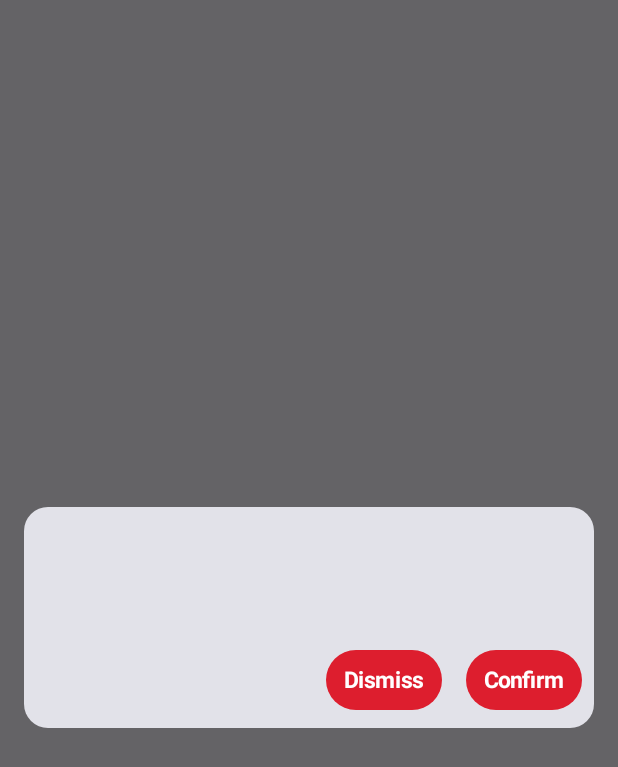
After one commit to Belfagor99/Sous-Chef, an Android app built with Jetpack Compose: the composable CharacteristicsEditorDialog called with empty values, on a phone screen of 412 x 824 dp. The commit adds this screen. Shown: the top 767 px of the screen. Run offline under Robolectric (Android 15) with nearby library versions, the phone set to English and light mode, and no system bars.

Commit message:
add CharacteristicsEditorDialog that will be used by the user to edit his diet and allergies specification

```diff
--- /dev/null
+++ b/app/src/main/java/eu/mobcomputing/dima/registration/components/user/CharacteristicsEditorDialog.kt
@@ -0,0 +1,190 @@
+package eu.mobcomputing.dima.registration.components.user
+
+import androidx.compose.foundation.BorderStroke
+import androidx.compose.foundation.layout.Arrangement
+import androidx.compose.foundation.layout.Column
+import androidx.compose.foundation.layout.PaddingValues
+import androidx.compose.foundation.layout.Row
+import androidx.compose.foundation.layout.fillMaxWidth
+import androidx.compose.foundation.layout.padding
+import androidx.compose.foundation.layout.wrapContentSize
+import androidx.compose.foundation.lazy.grid.GridCells
+import androidx.compose.foundation.lazy.grid.LazyVerticalGrid
+import androidx.compose.foundation.lazy.grid.items
+import androidx.compose.foundation.shape.RoundedCornerShape
+import androidx.compose.material3.ButtonDefaults
+import androidx.compose.material3.Card
+import androidx.compose.material3.ElevatedFilterChip
+import androidx.compose.material3.SelectableChipColors
+import androidx.compose.material3.Text
+import androidx.compose.material3.TextButton
+import androidx.compose.runtime.Composable
+import androidx.compose.ui.Alignment
+import androidx.compose.ui.Modifier
+import androidx.compose.ui.graphics.Color
+import androidx.compose.ui.res.colorResource
+import androidx.compose.ui.text.TextStyle
+import androidx.compose.ui.text.font.FontStyle
+import androidx.compose.ui.text.font.FontWeight
+import androidx.compose.ui.text.style.TextAlign
+import androidx.compose.ui.tooling.preview.Preview
+import androidx.compose.ui.unit.dp
+import androidx.compose.ui.unit.sp
+import androidx.compose.ui.window.Dialog
+import eu.mobcomputing.dima.registration.R
+
+
+/**
+ * Compose component that displays a dialog for editing user characteristics.
+ *
+ * @param onDismissRequest Callback to be invoked when the user dismisses the dialog.
+ * @param onConfirmation Callback to be invoked when the user confirms the changes made in the dialog.
+ * @param dialogTitle The title of the dialog, describing the characteristics being edited.
+ * @param userCharacteristics List of user characteristics to be displayed and edited.
+ */
+@Composable
+fun CharacteristicsEditorDialog(
+    onDismissRequest: () -> Unit,
+    onConfirmation: () -> Unit,
+    dialogTitle: String,
+    userCharacteristics: List<String>
+) {
+    Dialog(onDismissRequest = { onDismissRequest() }) {
+        // Draw a rectangle shape with rounded corners inside the dialog
+        Card(
+            modifier = Modifier
+                .fillMaxWidth()
+                .padding(16.dp),
+            shape = RoundedCornerShape(16.dp),
+        ) {
+            Column(
+                modifier = Modifier
+                    .wrapContentSize(),
+                verticalArrangement = Arrangement.Center,
+                horizontalAlignment = Alignment.CenterHorizontally,
+            ) {
+
+                Text(
+                    text = dialogTitle,
+                    style = TextStyle(
+                        fontSize = 20.sp,
+                        fontWeight = FontWeight.Bold,
+                        fontStyle = FontStyle.Normal,
+                        textAlign = TextAlign.Center
+                    ),
+                    modifier = Modifier
+                        .padding(20.dp)
+                        .align(Alignment.CenterHorizontally)
+                )
+
+
+                LazyVerticalGrid(
+                    columns = GridCells.Adaptive(minSize = 125.dp),
+                    contentPadding = PaddingValues(10.dp),
+                ) {
+                    items(userCharacteristics) { it ->
+                        // Grid item Composable
+                        ElevatedFilterChip(
+                            selected = false,
+                            modifier = Modifier
+                                .padding(8.dp)
+                                .align(Alignment.CenterHorizontally),
+                            onClick = {},
+                            label = {
+                                Text(
+                                    text = it,
+                                    style = TextStyle(
+                                        fontSize = 15.sp,
+                                        fontWeight = FontWeight.Bold,
+                                        fontStyle = FontStyle.Normal,
+                                    ),
+                                    modifier = Modifier
+                                        .padding(8.dp)
+                                        .wrapContentSize()
+                                )
+                            },
+                            border = BorderStroke(1.dp,colorResource(id = R.color.pink_900)),
+
+                            colors = SelectableChipColors(
+                                disabledLabelColor = Color.Black ,
+                                disabledContainerColor = colorResource(id = R.color.pink_100),
+                                disabledLeadingIconColor = Color.White,
+                                disabledSelectedContainerColor = Color.White,
+                                disabledTrailingIconColor = Color.White,
+
+                                containerColor = colorResource(id = R.color.pink_200),
+                                labelColor = Color.Black,
+                                leadingIconColor = Color.White,
+                                trailingIconColor = Color.White,
+
+                                selectedContainerColor = colorResource(id = R.color.pink_900),
+                                selectedLabelColor = Color.White,
+                                selectedLeadingIconColor = Color.White,
+                                selectedTrailingIconColor = Color.White,
+                            )
+
+                        )
+                    }
+                }
+
+                Row(
+                    modifier = Modifier
+                        .fillMaxWidth(),
+                    horizontalArrangement = Arrangement.End,
+                ) {
+                    TextButton(
+                        onClick = { onDismissRequest() },
+                        modifier = Modifier.padding(8.dp),
+                        colors = ButtonDefaults.buttonColors(colorResource(R.color.pink_900)),
+                    ) {
+                        Text(
+                            text="Dismiss",
+                            fontSize = 15.sp,
+                            color = Color.White,
+                            fontWeight = FontWeight.Bold
+                        )
+                    }
+                    TextButton(
+                        onClick = { onConfirmation() },
+                        modifier = Modifier.padding(8.dp),
+                        colors = ButtonDefaults.buttonColors(colorResource(R.color.pink_900)),
+                    ) {
+                        Text(
+                            text="Confirm",
+                            fontSize = 15.sp,
+                            color = Color.White,
+                            fontWeight = FontWeight.Bold)
+                    }
+                }
+            }
+        }
+    }
+}
+
+
+
+
+@Preview
+@Composable
+fun CharacteristicsEditorDialogPreview() {
+    CharacteristicsEditorDialog(
+        {},
+        {},
+        "select your allergies: ",
+        listOf(
+            "Dairy",
+            "Egg",
+            "Gluten",
+            "Grain",
+            "Peanut",
+            "Seafood",
+            "Sesame",
+            "Shellfish",
+            "Peanuts",
+            "Soy",
+            "Sulfite",
+            "Tree Nut",
+            "Wheat",
+        )
+    )
+}
--- a/app/src/main/java/eu/mobcomputing/dima/registration/components/user/UserCharacteristicsDisplay.kt
+++ b/app/src/main/java/eu/mobcomputing/dima/registration/components/user/UserCharacteristicsDisplay.kt
@@ -184,7 +184,7 @@ fun UserCharacteristicsDisplay(
 @Preview
 fun UserCharacteristicsDisplayPreview(){
 
-    var userCharacteristics : List<String> = listOf(
+    val userCharacteristics : List<String> = listOf(
         "Dairy",
         "Egg",
         "Gluten",
```
Also changed, not shown: app/src/main/java/eu/mobcomputing/dima/registration/screens/ProfileScreen.kt (+0 -12 lines).
